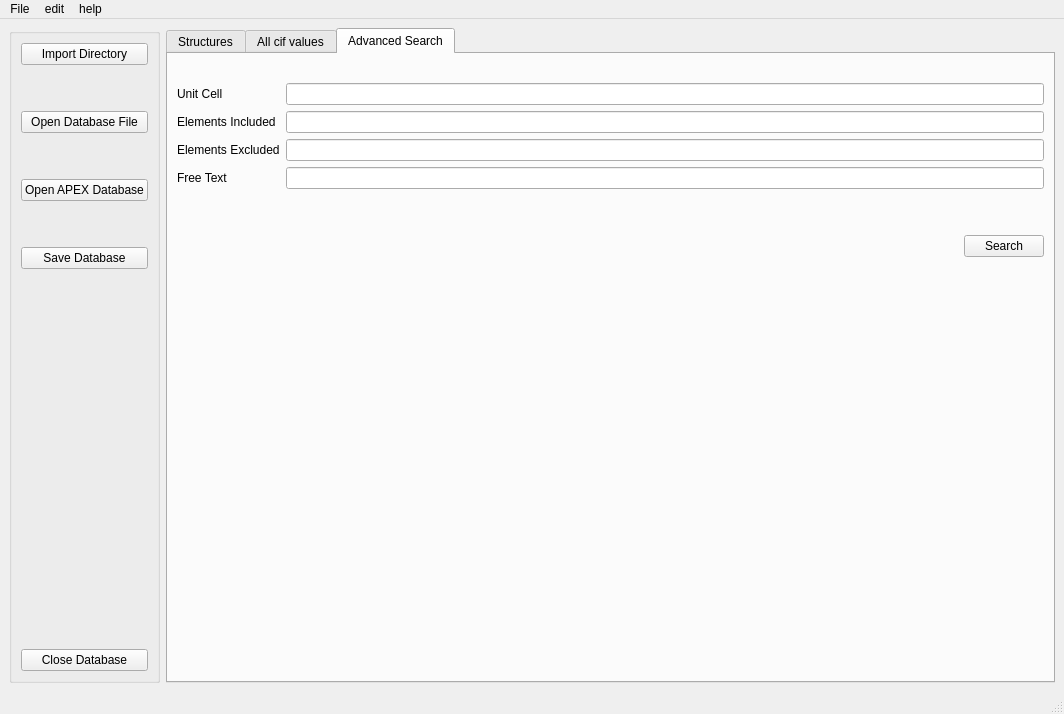
dkratzert/StructureFinder, file gui/strf_main.ui: the form before one commit.
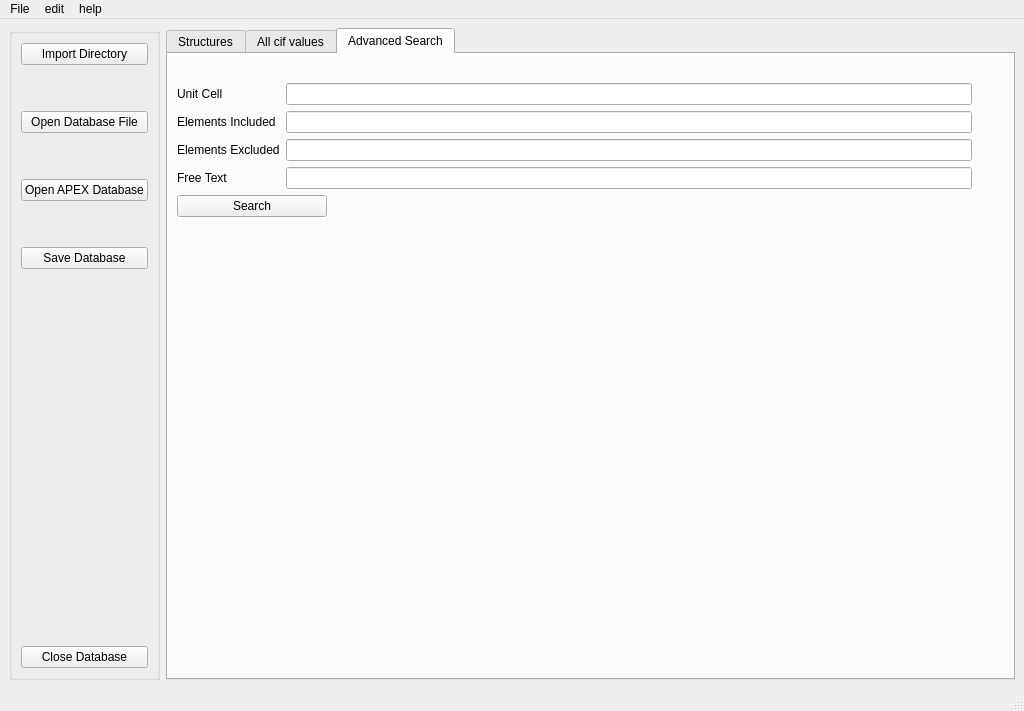
The form after the commit.

Commit message: more on advanced search

```diff
--- a/gui/strf_main.ui
+++ b/gui/strf_main.ui
@@ -7,8 +7,8 @@
    <rect>
     <x>0</x>
     <y>0</y>
-    <width>1064</width>
-    <height>714</height>
+    <width>1024</width>
+    <height>711</height>
    </rect>
   </property>
   <property name="windowTitle">
@@ -1032,14 +1032,24 @@
        <layout class="QHBoxLayout" name="horizontalLayout">
         <item>
          <layout class="QGridLayout" name="gridLayout_6">
-          <item row="2" column="1">
-           <spacer name="verticalSpacer_9">
+          <item row="0" column="0" colspan="3">
+           <widget class="QLabel" name="label_2">
+            <property name="sizePolicy">
+             <sizepolicy hsizetype="Preferred" vsizetype="Minimum">
+              <horstretch>0</horstretch>
+              <verstretch>0</verstretch>
+             </sizepolicy>
+            </property>
+            <property name="text">
+             <string/>
+            </property>
+           </widget>
+          </item>
+          <item row="3" column="1">
+           <spacer name="verticalSpacer_8">
             <property name="orientation">
              <enum>Qt::Vertical</enum>
             </property>
-            <property name="sizeType">
-             <enum>QSizePolicy::Preferred</enum>
-            </property>
             <property name="sizeHint" stdset="0">
              <size>
               <width>20</width>
@@ -1048,7 +1058,26 @@
             </property>
            </spacer>
           </item>
-          <item row="1" column="0" colspan="2">
+          <item row="2" column="0">
+           <widget class="QPushButton" name="ad_SearchPushButton">
+            <property name="sizePolicy">
+             <sizepolicy hsizetype="Fixed" vsizetype="Fixed">
+              <horstretch>0</horstretch>
+              <verstretch>0</verstretch>
+             </sizepolicy>
+            </property>
+            <property name="minimumSize">
+             <size>
+              <width>150</width>
+              <height>0</height>
+             </size>
+            </property>
+            <property name="text">
+             <string>Search</string>
+            </property>
+           </widget>
+          </item>
+          <item row="1" column="0">
            <layout class="QGridLayout" name="gridLayout_4">
             <item row="1" column="1">
              <widget class="QLineEdit" name="ad_elementsIncLineEdit"/>
@@ -1099,52 +1128,6 @@
             </item>
            </layout>
           </item>
-          <item row="4" column="1">
-           <spacer name="verticalSpacer_8">
-            <property name="orientation">
-             <enum>Qt::Vertical</enum>
-            </property>
-            <property name="sizeHint" stdset="0">
-             <size>
-              <width>20</width>
-              <height>40</height>
-             </size>
-            </property>
-           </spacer>
-          </item>
-          <item row="0" column="0" colspan="2">
-           <widget class="QLabel" name="label_2">
-            <property name="sizePolicy">
-             <sizepolicy hsizetype="Preferred" vsizetype="Minimum">
-              <horstretch>0</horstretch>
-              <verstretch>0</verstretch>
-             </sizepolicy>
-            </property>
-            <property name="text">
-             <string/>
-            </property>
-           </widget>
-          </item>
-          <item row="3" column="1">
-           <widget class="QPushButton" name="ad_SearchPushButton">
-            <property name="text">
-             <string>Search</string>
-            </property>
-           </widget>
-          </item>
-          <item row="3" column="0">
-           <spacer name="horizontalSpacer_4">
-            <property name="orientation">
-             <enum>Qt::Horizontal</enum>
-            </property>
-            <property name="sizeHint" stdset="0">
-             <size>
-              <width>40</width>
-              <height>20</height>
-             </size>
-            </property>
-           </spacer>
-          </item>
          </layout>
         </item>
        </layout>
@@ -1158,7 +1141,7 @@
     <rect>
      <x>0</x>
      <y>0</y>
-     <width>1064</width>
+     <width>1024</width>
      <height>22</height>
     </rect>
    </property>
```
Left out of the diff: 14 changed lines with no effect on the pictures. The commit also changes 3 other files.
